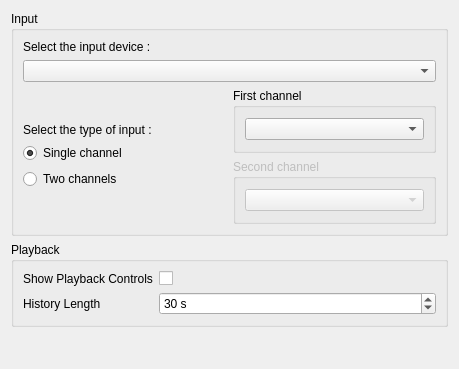
The window that ui/settings.ui (tlecomte/friture) describes before a commit, drawn with Qt 5.
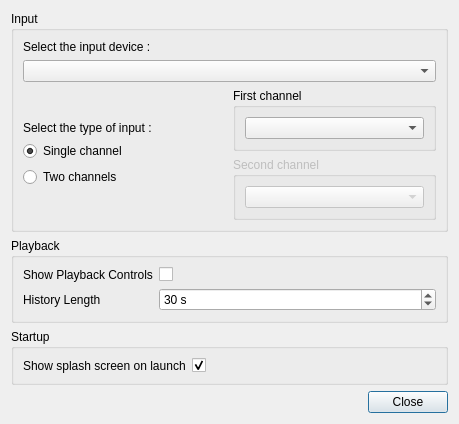
The same window after the commit. Icons and pictures are not drawn.

Patch:
```diff
--- a/ui/settings.ui
+++ b/ui/settings.ui
@@ -184,6 +184,32 @@
      </layout>
     </widget>
    </item>
+   <item>
+    <widget class="QGroupBox" name="startupGroup">
+     <property name="title">
+      <string>Startup</string>
+     </property>
+     <layout class="QFormLayout" name="formLayout_startup">
+      <item row="0" column="0">
+       <widget class="QLabel" name="label_showSplash">
+        <property name="text">
+         <string>Show splash screen on launch</string>
+        </property>
+       </widget>
+      </item>
+      <item row="0" column="1">
+       <widget class="QCheckBox" name="checkbox_showSplash">
+        <property name="text">
+         <string/>
+        </property>
+        <property name="checked">
+         <bool>true</bool>
+        </property>
+       </widget>
+      </item>
+     </layout>
+    </widget>
+   </item>
    <item>
     <spacer name="verticalSpacer_3">
      <property name="orientation">
@@ -197,6 +223,13 @@
      </property>
     </spacer>
    </item>
+   <item>
+    <widget class="QDialogButtonBox" name="buttonBox">
+     <property name="standardButtons">
+      <set>QDialogButtonBox::Close</set>
+     </property>
+    </widget>
+   </item>
   </layout>
  </widget>
  <resources>
```
